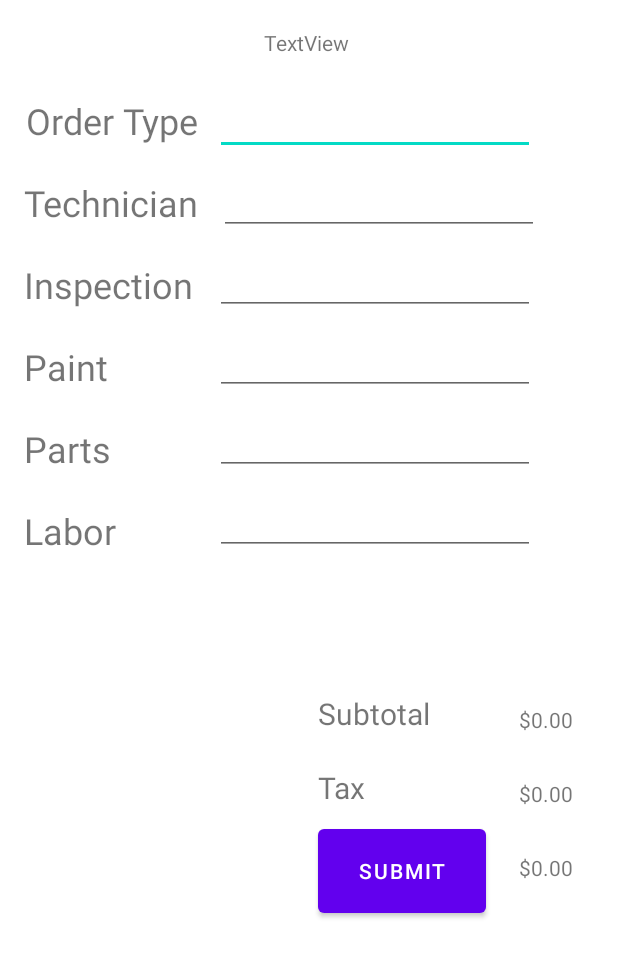
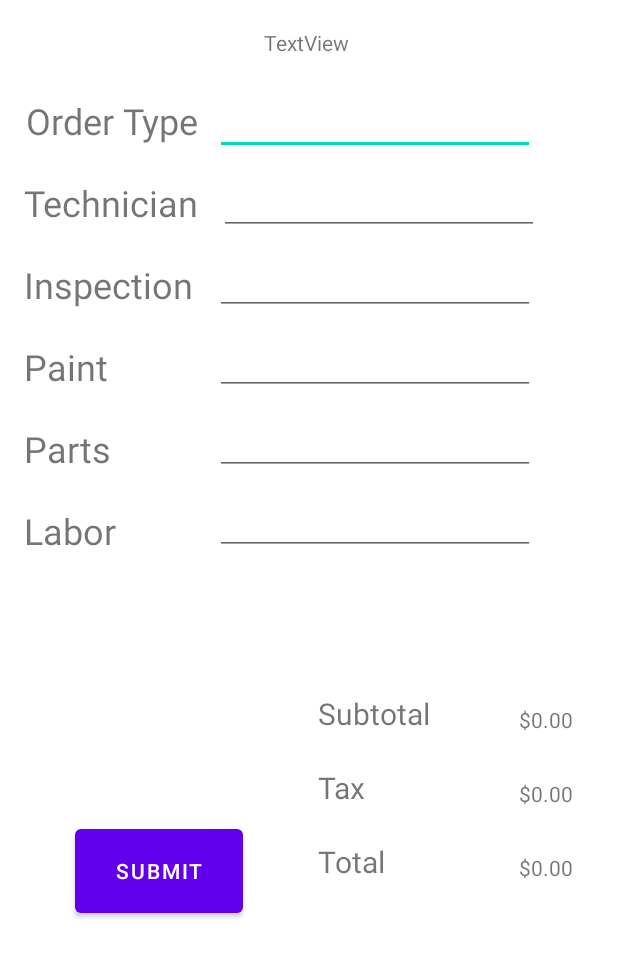
Before and after one commit to elijkon/RepairOrder, an Android app: the screen it shows after launch (RepairOrderActivity), on a phone screen of 412 x 824 dp, the part 242-1220 px from its top. Run offline under Robolectric (Android 15) with nearby library versions, the phone set to English and light mode, and no system bars.

```diff
--- a/app/src/main/res/layout/activity_repair_order.xml
+++ b/app/src/main/res/layout/activity_repair_order.xml
@@ -9,7 +9,7 @@
     tools:context=".RepairOrderActivity">
 
     <TextView
-        android:id="@+id/textView"
+        android:id="@+id/Header"
         android:layout_width="wrap_content"
         android:layout_height="wrap_content"
         android:layout_marginStart="112dp"
@@ -37,7 +37,7 @@
         app:layout_constraintTop_toTopOf="parent" />
 
     <TextView
-        android:id="@+id/textView3"
+        android:id="@+id/typeLabel"
         android:layout_width="wrap_content"
         android:layout_height="wrap_content"
         android:layout_marginStart="46dp"
@@ -48,10 +48,10 @@
         app:layout_constraintEnd_toEndOf="parent"
         app:layout_constraintHorizontal_bias="0.638"
         app:layout_constraintStart_toStartOf="parent"
-        app:layout_constraintTop_toBottomOf="@+id/textView" />
+        app:layout_constraintTop_toBottomOf="@+id/Header" />
 
     <EditText
-        android:id="@+id/editTextText2"
+        android:id="@+id/typeInput"
         android:layout_width="wrap_content"
         android:layout_height="wrap_content"
         android:layout_marginStart="15dp"
@@ -61,11 +61,11 @@
         android:inputType="text"
         app:layout_constraintEnd_toEndOf="parent"
         app:layout_constraintHorizontal_bias="1.0"
-        app:layout_constraintStart_toEndOf="@+id/textView3"
+        app:layout_constraintStart_toEndOf="@+id/typeLabel"
         app:layout_constraintTop_toBottomOf="@+id/textView2" />
 
     <TextView
-        android:id="@+id/textView4"
+        android:id="@+id/techLabel"
         android:layout_width="wrap_content"
         android:layout_height="wrap_content"
         android:layout_marginStart="16dp"
@@ -75,10 +75,10 @@
         android:textSize="24sp"
         app:layout_constraintEnd_toEndOf="parent"
         app:layout_constraintStart_toStartOf="parent"
-        app:layout_constraintTop_toBottomOf="@+id/textView3" />
+        app:layout_constraintTop_toBottomOf="@+id/typeLabel" />
 
     <EditText
-        android:id="@+id/editTextText3"
+        android:id="@+id/techInput"
         android:layout_width="wrap_content"
         android:layout_height="wrap_content"
         android:layout_marginStart="15dp"
@@ -87,11 +87,11 @@
         android:ems="10"
         android:inputType="text"
         app:layout_constraintEnd_toEndOf="parent"
-        app:layout_constraintStart_toEndOf="@+id/textView4"
-        app:layout_constraintTop_toBottomOf="@+id/editTextText2" />
+        app:layout_constraintStart_toEndOf="@+id/techLabel"
+        app:layout_constraintTop_toBottomOf="@+id/typeInput" />
 
     <TextView
-        android:id="@+id/textView5"
+        android:id="@+id/inspectLabel"
         android:layout_width="wrap_content"
         android:layout_height="wrap_content"
         android:layout_marginStart="16dp"
@@ -99,10 +99,10 @@
         android:text="@string/inspect"
         android:textSize="24sp"
         app:layout_constraintStart_toStartOf="parent"
-        app:layout_constraintTop_toBottomOf="@+id/textView4" />
+        app:layout_constraintTop_toBottomOf="@+id/techLabel" />
 
     <TextView
-        android:id="@+id/textView6"
+        android:id="@+id/paintLabel"
         android:layout_width="wrap_content"
         android:layout_height="wrap_content"
         android:layout_marginStart="16dp"
@@ -110,10 +110,10 @@
         android:text="@string/paint"
         android:textSize="24sp"
         app:layout_constraintStart_toStartOf="parent"
-        app:layout_constraintTop_toBottomOf="@+id/textView5" />
+        app:layout_constraintTop_toBottomOf="@+id/inspectLabel" />
 
     <TextView
-        android:id="@+id/textView7"
+        android:id="@+id/partsLabel"
         android:layout_width="wrap_content"
         android:layout_height="wrap_content"
         android:layout_marginStart="16dp"
@@ -121,10 +121,10 @@
         android:text="@string/parts"
         android:textSize="24sp"
         app:layout_constraintStart_toStartOf="parent"
-        app:layout_constraintTop_toBottomOf="@+id/textView6" />
+        app:layout_constraintTop_toBottomOf="@+id/paintLabel" />
 
     <TextView
-        android:id="@+id/textView8"
+        android:id="@+id/laborLabel"
         android:layout_width="wrap_content"
         android:layout_height="wrap_content"
         android:layout_marginStart="16dp"
@@ -132,10 +132,10 @@
         android:text="@string/labor"
         android:textSize="24sp"
         app:layout_constraintStart_toStartOf="parent"
-        app:layout_constraintTop_toBottomOf="@+id/textView7" />
+        app:layout_constraintTop_toBottomOf="@+id/partsLabel" />
 
     <EditText
-        android:id="@+id/editTextText4"
+        android:id="@+id/inspectInput"
         android:layout_width="wrap_content"
         android:layout_height="wrap_content"
         android:layout_marginTop="8dp"
@@ -143,10 +143,10 @@
         android:ems="10"
         android:inputType="text"
         app:layout_constraintEnd_toEndOf="parent"
-        app:layout_constraintTop_toBottomOf="@+id/editTextText3" />
+        app:layout_constraintTop_toBottomOf="@+id/techInput" />
 
     <EditText
-        android:id="@+id/editTextText5"
+        android:id="@+id/paintInput"
         android:layout_width="wrap_content"
         android:layout_height="wrap_content"
         android:layout_marginTop="8dp"
@@ -154,10 +154,10 @@
         android:ems="10"
         android:inputType="text"
         app:layout_constraintEnd_toEndOf="parent"
-        app:layout_constraintTop_toBottomOf="@+id/editTextText4" />
+        app:layout_constraintTop_toBottomOf="@+id/inspectInput" />
 
     <EditText
-        android:id="@+id/editTextText6"
+        android:id="@+id/partsInput"
         android:layout_width="wrap_content"
         android:layout_height="wrap_content"
         android:layout_marginTop="8dp"
@@ -165,10 +165,10 @@
         android:ems="10"
         android:inputType="text"
         app:layout_constraintEnd_toEndOf="parent"
-        app:layout_constraintTop_toBottomOf="@+id/editTextText5" />
+        app:layout_constraintTop_toBottomOf="@+id/paintInput" />
 
     <EditText
-        android:id="@+id/editTextText7"
+        android:id="@+id/laborInput"
         android:layout_width="wrap_content"
         android:layout_height="wrap_content"
         android:layout_marginTop="8dp"
@@ -176,10 +176,10 @@
         android:ems="10"
         android:inputType="text"
         app:layout_constraintEnd_toEndOf="parent"
-        app:layout_constraintTop_toBottomOf="@+id/editTextText6" />
+        app:layout_constraintTop_toBottomOf="@+id/partsInput" />
 
     <TextView
-        android:id="@+id/textView9"
+        android:id="@+id/subtotalLabel"
         android:layout_width="wrap_content"
         android:layout_height="wrap_content"
         android:layout_marginStart="212dp"
@@ -187,10 +187,10 @@
         android:text="@string/subtotal"
         android:textSize="20sp"
         app:layout_constraintStart_toStartOf="parent"
-        app:layout_constraintTop_toBottomOf="@+id/editTextText7" />
+        app:layout_constraintTop_toBottomOf="@+id/laborInput" />
 
     <TextView
-        android:id="@+id/textView10"
+        android:id="@+id/taxLabel"
         android:layout_width="wrap_content"
         android:layout_height="wrap_content"
         android:layout_marginStart="212dp"
@@ -198,10 +198,10 @@
         android:text="@string/tax"
         android:textSize="20sp"
         app:layout_constraintStart_toStartOf="parent"
-        app:layout_constraintTop_toBottomOf="@+id/textView9" />
+        app:layout_constraintTop_toBottomOf="@+id/subtotalLabel" />
 
     <TextView
-        android:id="@+id/textView11"
+        android:id="@+id/totalLabel"
         android:layout_width="wrap_content"
         android:layout_height="wrap_content"
         android:layout_marginStart="212dp"
@@ -209,13 +209,13 @@
         android:text="@string/total"
         android:textSize="20sp"
         app:layout_constraintStart_toStartOf="parent"
-        app:layout_constraintTop_toBottomOf="@+id/textView10" />
+        app:layout_constraintTop_toBottomOf="@+id/taxLabel" />
 
     <Button
-        android:id="@+id/button"
+        android:id="@+id/submitButton"
         android:layout_width="112dp"
         android:layout_height="68dp"
-        android:layout_marginStart="212dp"
+        android:layout_marginStart="50dp"
         android:layout_marginBottom="48dp"
         android:text="@string/submit"
         android:visibility="visible"
@@ -223,33 +223,33 @@
         app:layout_constraintStart_toStartOf="parent" />
 
     <TextView
-        android:id="@+id/textView12"
+        android:id="@+id/subtotalAmount"
         android:layout_width="wrap_content"
         android:layout_height="wrap_content"
         android:layout_marginTop="100dp"
         android:layout_marginEnd="30dp"
         android:text="@string/dollarempty"
         app:layout_constraintEnd_toEndOf="parent"
-        app:layout_constraintTop_toBottomOf="@+id/editTextText7" />
+        app:layout_constraintTop_toBottomOf="@+id/laborInput" />
 
     <TextView
-        android:id="@+id/textView13"
+        android:id="@+id/taxAmount"
         android:layout_width="wrap_content"
         android:layout_height="wrap_content"
         android:layout_marginTop="30dp"
         android:layout_marginEnd="30dp"
         android:text="@string/dollarempty"
         app:layout_constraintEnd_toEndOf="parent"
-        app:layout_constraintTop_toBottomOf="@+id/textView12" />
+        app:layout_constraintTop_toBottomOf="@+id/subtotalAmount" />
 
     <TextView
-        android:id="@+id/textView14"
+        android:id="@+id/totalAmount"
         android:layout_width="wrap_content"
         android:layout_height="wrap_content"
         android:layout_marginTop="30dp"
         android:layout_marginEnd="30dp"
         android:text="@string/dollarempty"
         app:layout_constraintEnd_toEndOf="parent"
-        app:layout_constraintTop_toBottomOf="@+id/textView13" />
+        app:layout_constraintTop_toBottomOf="@+id/taxAmount" />
 
 </androidx.constraintlayout.widget.ConstraintLayout>
```
